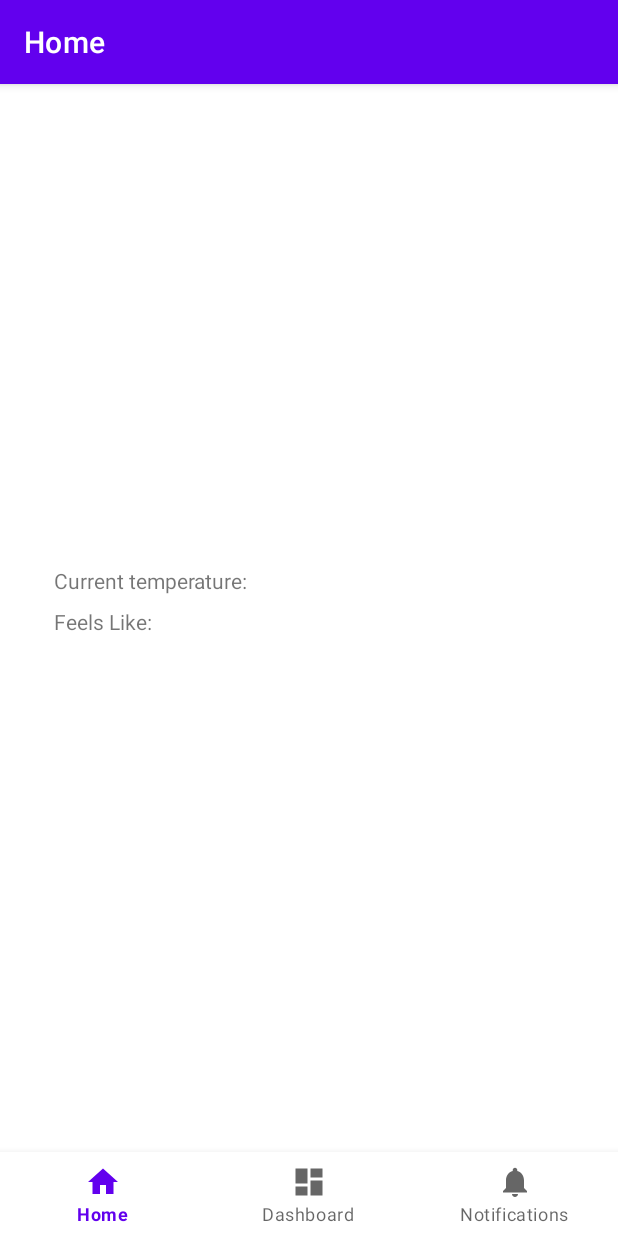
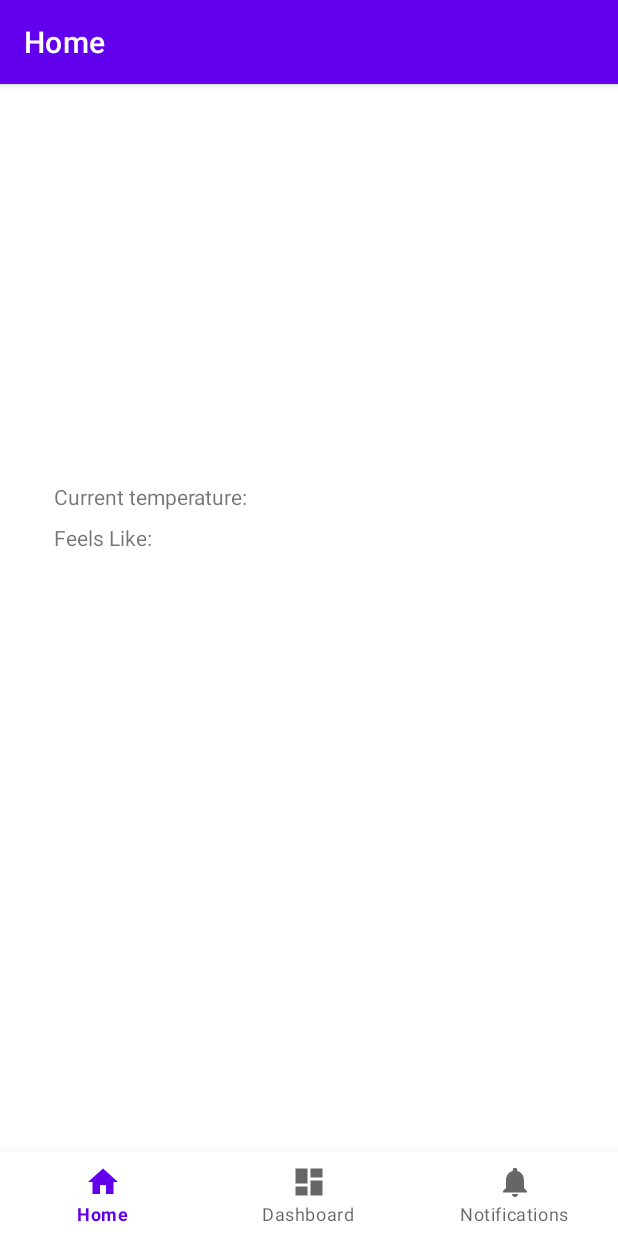
Before and after one commit to VictorStankov/Sem6-PMD-WeatherMobileApp, an Android app: the screen it shows after launch (MainActivity), on a phone screen of 412 x 824 dp. Run offline under Robolectric (Android 15) with nearby library versions, the light colour scheme and no system bars; our stand-ins replace Volley, navigation-ui.

Commit message:
feat: Improve the main screen layout

```diff
--- a/app/src/main/res/layout/activity_main.xml
+++ b/app/src/main/res/layout/activity_main.xml
@@ -3,15 +3,14 @@
     xmlns:app="http://schemas.android.com/apk/res-auto"
     android:id="@+id/container"
     android:layout_width="match_parent"
-    android:layout_height="match_parent"
-    android:paddingTop="?attr/actionBarSize">
+    android:layout_height="match_parent">
+<!--    android:paddingTop="?attr/actionBarSize">-->
+
 
     <com.google.android.material.bottomnavigation.BottomNavigationView
         android:id="@+id/nav_view"
         android:layout_width="0dp"
         android:layout_height="wrap_content"
-        android:layout_marginStart="0dp"
-        android:layout_marginEnd="0dp"
         android:background="?android:attr/windowBackground"
         app:layout_constraintBottom_toBottomOf="parent"
         app:layout_constraintLeft_toLeftOf="parent"
@@ -23,10 +22,14 @@
         android:name="androidx.navigation.fragment.NavHostFragment"
         android:layout_width="match_parent"
         android:layout_height="match_parent"
+        android:layout_marginBottom="4dp"
         app:defaultNavHost="true"
-        app:layout_constraintBottom_toTopOf="@id/nav_view"
+        app:layout_constraintBottom_toTopOf="@+id/nav_view"
+        app:layout_constraintEnd_toEndOf="parent"
+        app:layout_constraintHorizontal_bias="0.0"
         app:layout_constraintLeft_toLeftOf="parent"
         app:layout_constraintRight_toRightOf="parent"
+        app:layout_constraintStart_toStartOf="parent"
         app:layout_constraintTop_toTopOf="parent"
         app:navGraph="@navigation/mobile_navigation" />
 
```
